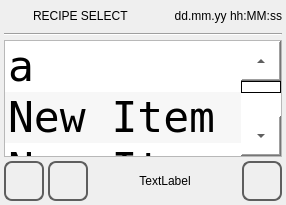
MECTsrl/mect_plugins, file qt_library/ATCMrecipe/recipe_select.ui: the form before one commit.
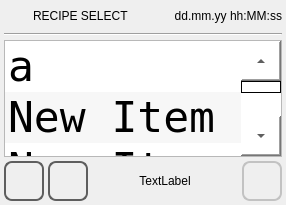
The form after the commit. Icons and pictures are not drawn.

Diff of the .ui file:
```diff
--- a/qt_library/ATCMrecipe/recipe_select.ui
+++ b/qt_library/ATCMrecipe/recipe_select.ui
@@ -359,6 +359,9 @@
      </item>
      <item>
       <widget class="QPushButton" name="pushButtonSaveUSB">
+       <property name="enabled">
+        <bool>false</bool>
+       </property>
        <property name="minimumSize">
         <size>
          <width>40</width>
```
Left out of the diff: 12 changed lines with no effect on the pictures.
